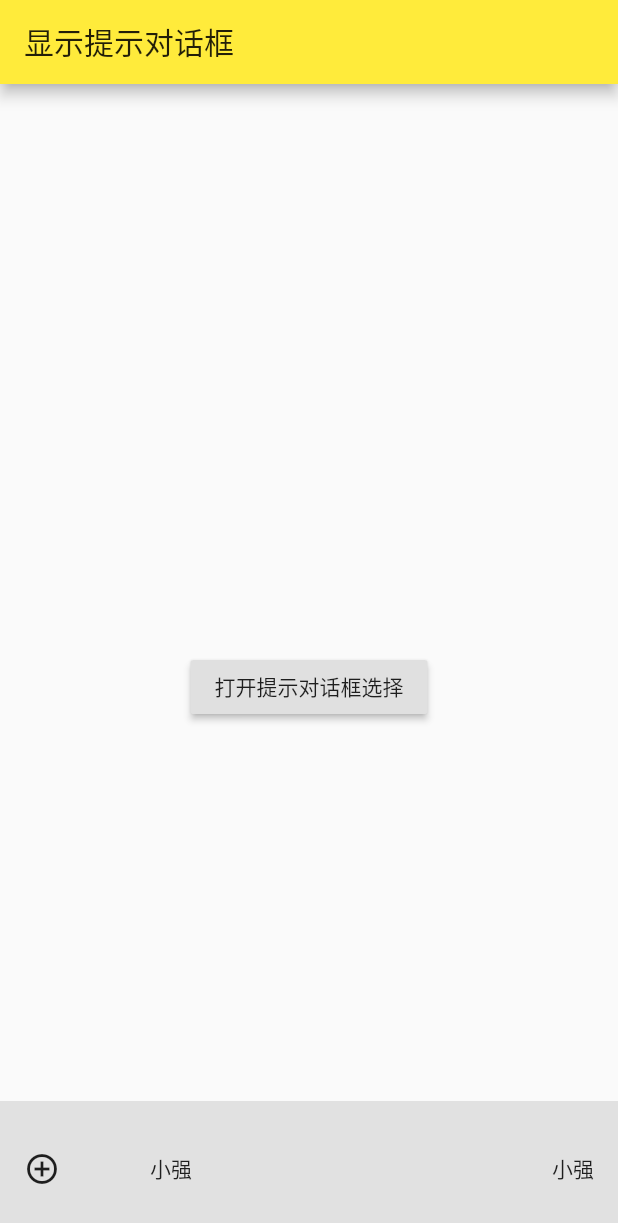
After one commit to huagnzhiqiang/flutter_demo, a Flutter app: the BottomSheetDemo screen opened directly, after a tap on "打开提示对话框选择", on a phone screen of 412 x 824 dp. The commit adds this screen. Shown: the top 1223 px of the screen. Run offline on Flutter 3.47's test engine with Material 2 defaults, Android fonts, the phone set to English and light mode, and no system bars; network calls fail.

Commit message:
BottomSheet：底部滑动窗口

```diff
--- /dev/null
+++ b/lib/demo/BottomSheetDemo.dart
@@ -0,0 +1,75 @@
+import 'package:flutter/material.dart';
+
+/*
+ * @author 小强
+ *
+ * @time 2020/3/27  14:38
+ *
+ * @desc 底部滑动窗口
+ *
+ */
+
+class BottomSheetDemo extends StatefulWidget {
+  @override
+  _BottomSheetDemoState createState() => _BottomSheetDemoState();
+}
+
+class _BottomSheetDemoState extends State<BottomSheetDemo> {
+  var bottomSheetKey = new GlobalKey<ScaffoldState>();
+
+  @override
+  Widget build(BuildContext context) {
+    return Scaffold(
+      key: bottomSheetKey,
+      appBar: AppBar(
+        title: Text("显示提示对话框"),
+      ),
+      body: Container(
+        padding: EdgeInsets.all(10),
+        child: Column(
+          mainAxisAlignment: MainAxisAlignment.center,
+          children: <Widget>[
+            Text(""),
+            SizedBox(
+              height: 20.0,
+            ),
+            Row(
+              mainAxisAlignment: MainAxisAlignment.center,
+              children: <Widget>[
+                RaisedButton(
+                  onPressed: _openBottomSheet,
+                  child: Text("打开提示对话框选择"),
+                ),
+              ],
+            )
+          ],
+        ),
+      ),
+    );
+  }
+
+  void _openBottomSheet() {
+    bottomSheetKey.currentState.showBottomSheet((context) {
+      return Container(
+        color: Colors.black26.withOpacity(0.1),
+        height: 90.0,
+        width: double.infinity,
+        padding: EdgeInsets.all(16),
+        child: Row(
+          children: <Widget>[
+            Icon(Icons.add_circle_outline),
+            SizedBox(
+              width: 60,
+            ),
+            Text("小强"),
+            Expanded(
+                child: Text(
+              "小强",
+              textAlign: TextAlign.right,
+            ))
+          ],
+        ),
+      );
+    });
+  }
+}
--- a/lib/demo/MaterialComponentsDemo.dart
+++ b/lib/demo/MaterialComponentsDemo.dart
@@ -1,6 +1,7 @@
 import 'package:flutter/material.dart';
 
 import 'AlertDialogDemo.dart';
+import 'BottomSheetDemo.dart';
 import 'CheckboxDemo.dart';
 import 'DateTimeDemo.dart';
 import 'FormDemo.dart';
@@ -28,6 +29,10 @@ class MaterialComponentsDemo extends StatelessWidget {
       ),
       body: ListView(
         children: <Widget>[
+          ListItem(
+            title: "底部滑动窗口BottomSheetDemo",
+            page: BottomSheetDemo(),
+          ),
           ListItem(
             title: "显示提示对话框AlertDialogDemo",
             page: AlertDialogDemo(),
```
